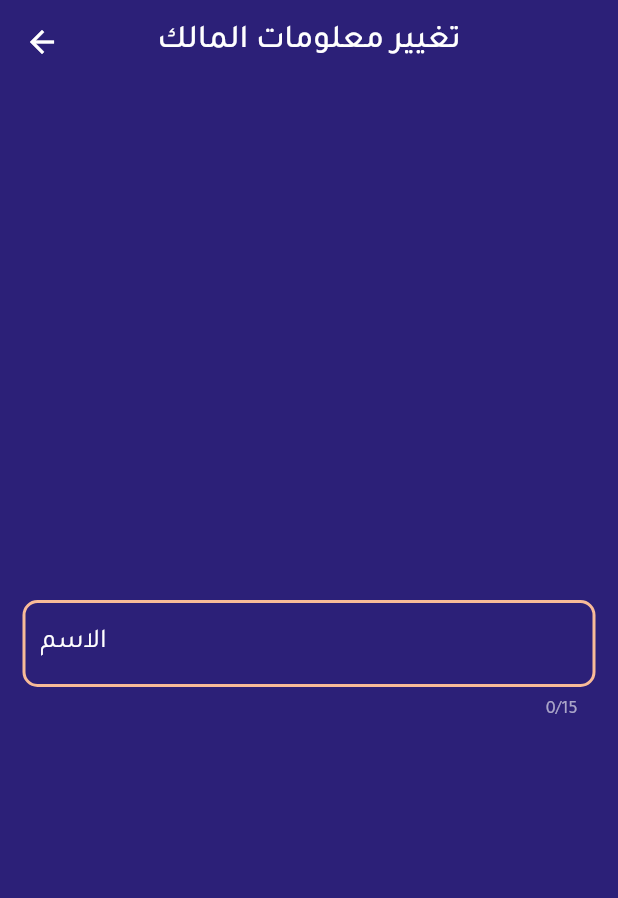
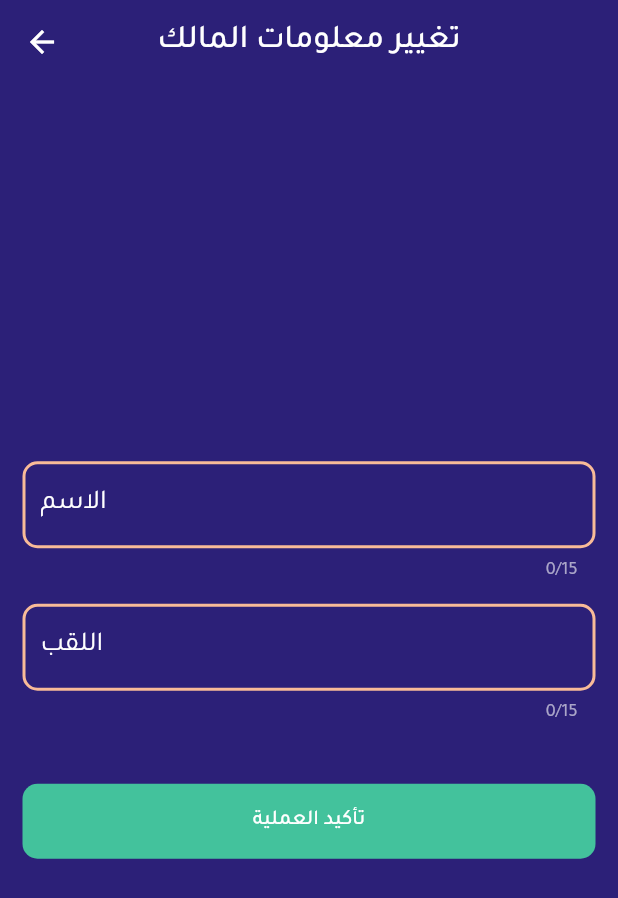
Before and after one commit to Mohamed-Ararr/store-debt, a Flutter app: the EditOwnerViewBody screen opened directly, on a phone screen of 412 x 824 dp. Shown: the top 898 px of the screen. Run offline on Flutter 3.47's test engine with Material 2 defaults, Android fonts, the phone set to English and light mode, and no system bars; our stand-ins replace flutter_svg, font_awesome_flutter, go_router; project files that could hold a hidden picture were left out.

Commit message:
build edit owner info

```diff
--- /dev/null
+++ b/lib/Core/Custom Mades/CustomButton.dart
@@ -0,0 +1,25 @@
+import "package:flutter/material.dart";
+
+import "../../Constants.dart";
+import "../Style Utils/AppColors.dart";
+
+class CustomButton extends StatelessWidget {
+  const CustomButton({super.key, required this.buttonTitle, this.onPressed});
+
+  final String buttonTitle;
+  final Function()? onPressed;
+
+  @override
+  Widget build(BuildContext context) {
+    return ElevatedButton(
+      style: ElevatedButton.styleFrom(
+        backgroundColor: AppColors.lightGreen,
+        elevation: 0,
+        fixedSize: Size(MediaQuery.of(context).size.width, 50),
+        shape: RoundedRectangleBorder(borderRadius: bRadius10),
+      ),
+      onPressed: onPressed,
+      child: Text(buttonTitle),
+    );
+  }
+}
--- a/lib/Core/Custom Text Fields/CustomTextField.dart
+++ b/lib/Core/Custom Mades/CustomTextField.dart
@@ -5,13 +5,23 @@ import '../Style Utils/AppColors.dart';
 import '../Style Utils/AppFonts.dart';
 
 class CustomTextField extends StatelessWidget {
-  const CustomTextField({super.key});
+  const CustomTextField(
+      {super.key,
+      this.onChanged,
+      this.onSaved,
+      required this.label,
+      required this.hintText});
+
+  final Function(String)? onChanged;
+  final Function(String?)? onSaved;
+  final String label;
+  final String hintText;
 
   @override
   Widget build(BuildContext context) {
     return TextFormField(
-      onChanged: (value) {},
-      onSaved: (value) {},
+      onChanged: onChanged,
+      onSaved: onSaved,
       validator: (val) {
         if (val == null || val.isEmpty) {
           return "حقل الإدخال مطلوب ، املأه من فضلك!";
@@ -21,9 +31,9 @@ class CustomTextField extends StatelessWidget {
       },
       maxLength: 15,
       decoration: InputDecoration(
-        labelText: "الاسم",
+        labelText: label,
         labelStyle: AppFonts.font_18_white,
-        hintText: "ادخل اسمك",
+        hintText: hintText,
         hintStyle: AppFonts.font_15_white.copyWith(
           color: AppColors.greyColor,
         ),
--- a/lib/Core/Style Utils/AppFonts.dart
+++ b/lib/Core/Style Utils/AppFonts.dart
@@ -44,6 +44,11 @@ class AppFonts {
 
   static TextStyle defaultWithBold = TextStyle(
     fontWeight: FontWeight.bold,
+    color: Colors.black,
+  );
+
+  static TextStyle defaultWithBlack = TextStyle(
+    color: Colors.black,
   );
 
   static TextStyle defaultWithBoldWhite = TextStyle(
--- a/lib/Features/Edit Owner Screen/Presentation/Widget/EditOwnerInfoViewBody.dart
+++ b/lib/Features/Edit Owner Screen/Presentation/Widget/EditOwnerInfoViewBody.dart
@@ -1,7 +1,8 @@
 import 'package:flutter/material.dart';
 import 'package:storedebt/Constants.dart';
-import 'package:storedebt/Core/Custom%20Text%20Fields/CustomTextField.dart';
-import 'package:storedebt/Core/Style%20Utils/AppColors.dart';
+import 'package:storedebt/Core/Custom%20Mades/CustomButton.dart';
+import 'package:storedebt/Core/Custom%20Mades/CustomTextField.dart';
+import 'package:storedebt/Features/Edit%20Owner%20Screen/Presentation/Widget/OnwerInputs.dart';
 
 import '../../../../Core/Style Utils/AppFonts.dart';
 
@@ -19,16 +20,7 @@ class EditOwnerViewBody extends StatelessWidget {
         ),
         centerTitle: true,
       ),
-      body: Padding(
-        padding: paddingLR15,
-        child: Column(
-          children: [
-            Spacer(),
-            CustomTextField(),
-            Spacer(),
-          ],
-        ),
-      ),
+      body: OwnerInputs(),
     );
   }
 }
--- /dev/null
+++ b/lib/Features/Edit Owner Screen/Presentation/Widget/OnwerInputs.dart
@@ -0,0 +1,68 @@
+import 'package:flutter/material.dart';
+
+import '../../../../Constants.dart';
+import '../../../../Core/Custom Mades/CustomButton.dart';
+import '../../../../Core/Custom Mades/CustomTextField.dart';
+
+class OwnerInputs extends StatefulWidget {
+  const OwnerInputs({super.key});
+
+  @override
+  State<OwnerInputs> createState() => _OwnerInputsState();
+}
+
+class _OwnerInputsState extends State<OwnerInputs> {
+  GlobalKey<FormState> key = GlobalKey<FormState>();
+  AutovalidateMode? autovalidateMode = AutovalidateMode.disabled;
+  String? firstName;
+  String? lastName;
+
+  @override
+  Widget build(BuildContext context) {
+    return Padding(
+      padding: paddingLR15,
+      child: Form(
+        autovalidateMode: autovalidateMode,
+        key: key,
+        child: Column(
+          children: [
+            Spacer(),
+            CustomTextField(
+              label: "الاسم",
+              hintText: "ادخل اسمك",
+              onChanged: (val) {
+                setState(() {
+                  firstName = val;
+                });
+              },
+              onSaved: (val) => firstName = val,
+            ),
+            SizedBox(height: 15),
+            CustomTextField(
+              label: "اللقب",
+              hintText: "ادخل لقبك",
+              onChanged: (val) {
+                setState(() {
+                  lastName = val;
+                });
+              },
+              onSaved: (val) => lastName = val,
+            ),
+            SizedBox(height: 40),
+            CustomButton(
+              onPressed: () {
+                if (key.currentState!.validate()) {
+                  key.currentState!.save();
+                } else {
+                  autovalidateMode = AutovalidateMode.always;
+                }
+              },
+              buttonTitle: "تأكيد العملية",
+            ),
+            Spacer(),
+          ],
+        ),
+      ),
+    );
+  }
+}
--- a/lib/Features/Home Screen/Presentation/Widgets/ClientInfo.dart
+++ b/lib/Features/Home Screen/Presentation/Widgets/ClientInfo.dart
@@ -29,8 +29,8 @@ class ClientInfo extends StatelessWidget {
               "محمد اسلام عرعار",
               style: AppFonts.defaultWithBold,
             ),
-            Text("مدفوع"),
-            Text("25 ديسمبر 2023"),
+            Text("مدفوع", style: AppFonts.defaultWithBlack),
+            Text("25 ديسمبر 2023", style: AppFonts.defaultWithBlack),
           ],
         ),
       ),
```
